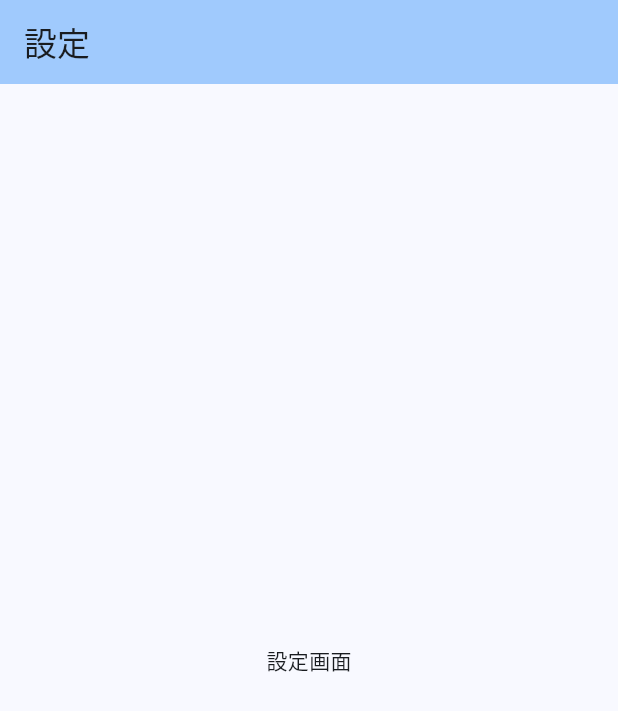
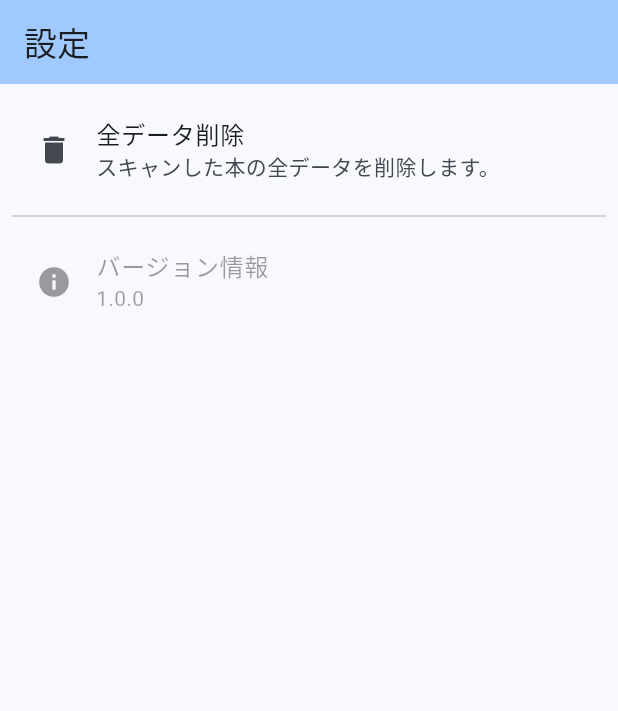
Before and after one commit to Mitsutan/flutter_barcode_scan, a Flutter app: the SettingWidget screen opened directly, on a phone screen of 412 x 824 dp. Shown: the top 711 px of the screen. Run offline on Flutter 3.47's test engine with Material 3 defaults, Android fonts, the phone set to English and light mode, and no system bars; our stand-ins replace package_info_plus, sqflite; missing offline and left inert: mobile_scanner; accounts and stored records are empty.

Commit message:
設定画面
データ全削除とバージョンの確認ができるようになった

```diff
--- a/lib/setting.dart
+++ b/lib/setting.dart
@@ -1,24 +1,124 @@
+import 'dart:developer';
 import 'package:flutter/material.dart';
+import 'package:package_info_plus/package_info_plus.dart';
+import 'package:sqflite/sqflite.dart';
 
 class SettingWidget extends StatefulWidget {
   const SettingWidget({super.key});
 
   @override
   State<SettingWidget> createState() => _SettingWidget();
-
 }
 
 class _SettingWidget extends State<SettingWidget> {
+  String _appVersion = '-.-.-';
+
+  @override
+  void initState() {
+    super.initState();
+    _getAppVersion();
+  }
+
+  Future<void> _getAppVersion() async {
+    PackageInfo packageInfo = await PackageInfo.fromPlatform();
+    setState(() {
+      _appVersion = packageInfo.version;
+    });
+  }
+
   @override
   Widget build(BuildContext context) {
+    List<Map<String, dynamic>> settings = [
+      {
+        'title': '全データ削除',
+        'sub': 'スキャンした本の全データを削除します。',
+        'icon': Icons.delete,
+        'enable': true,
+        'showDialog': AlertDialogWidget(
+            title: '全データ削除',
+            content: 'すべてのデータが削除されます。この変更は復元できません。よろしいですか？',
+            onPressed: () {
+              deleteDatabase('scanned_books.db');
+            }),
+      },
+      {
+        'title': 'バージョン情報',
+        'sub': _appVersion,
+        'icon': Icons.info,
+        'enable': false
+      },
+    ];
     return Scaffold(
-      appBar: AppBar(
-        backgroundColor: Theme.of(context).colorScheme.inversePrimary,
-        title: const Text('設定'),
-      ),
-      body: const Center(
-        child: Text('設定画面'),
-      ),
+        appBar: AppBar(
+          backgroundColor: Theme.of(context).colorScheme.inversePrimary,
+          title: const Text('設定'),
+        ),
+        body: Container(
+          padding: const EdgeInsets.all(8),
+          child: ListView.separated(
+            itemCount: settings.length,
+            separatorBuilder: (context, index) => const Divider(),
+            itemBuilder: (context, index) {
+              return ListTile(
+                enabled: settings[index]['enable'],
+                leading: Icon(settings[index]['icon']),
+                title: Text(settings[index]['title']),
+                subtitle: Text(settings[index]['sub']),
+                onTap: () {
+                  log('Tapped: ${settings[index]['title']}');
+                  if (settings[index]['pushTo'] != null) {
+                    Navigator.of(context).push(
+                      MaterialPageRoute(
+                        builder: (context) => settings[index]['pushTo'],
+                      ),
+                    );
+                  }
+                  if (settings[index]['showDialog'] != null) {
+                    showDialog(
+                      context: context,
+                      builder: (BuildContext context) {
+                        return settings[index]['showDialog'];
+                      },
+                    );
+                  }
+                },
+              );
+            },
+          ),
+        ));
+  }
+}
+
+class AlertDialogWidget extends StatelessWidget {
+  final String title;
+  final String content;
+  final Function onPressed;
+  const AlertDialogWidget(
+      {super.key,
+      required this.title,
+      required this.content,
+      required this.onPressed});
+
+  @override
+  Widget build(BuildContext context) {
+    return AlertDialog(
+      title: Text(title),
+      content: Text(content),
+      actions: <Widget>[
+        TextButton(
+          child: const Text('いいえ'),
+          onPressed: () {
+            Navigator.of(context).pop();
+          },
+        ),
+        TextButton(
+          child: const Text('はい'),
+          onPressed: () {
+            onPressed();
+            Navigator.of(context).pop();
+          },
+        ),
+      ],
     );
   }
 }
--- a/pubspec.yaml
+++ b/pubspec.yaml
@@ -39,6 +39,7 @@ dependencies:
   http: ^1.2.1
   sqflite: ^2.3.2
   intl: ^0.19.0
+  package_info_plus: ^4.2.0
 
 dev_dependencies:
   flutter_test:
```
Also changed, not shown: pubspec.lock, 1 other file.
